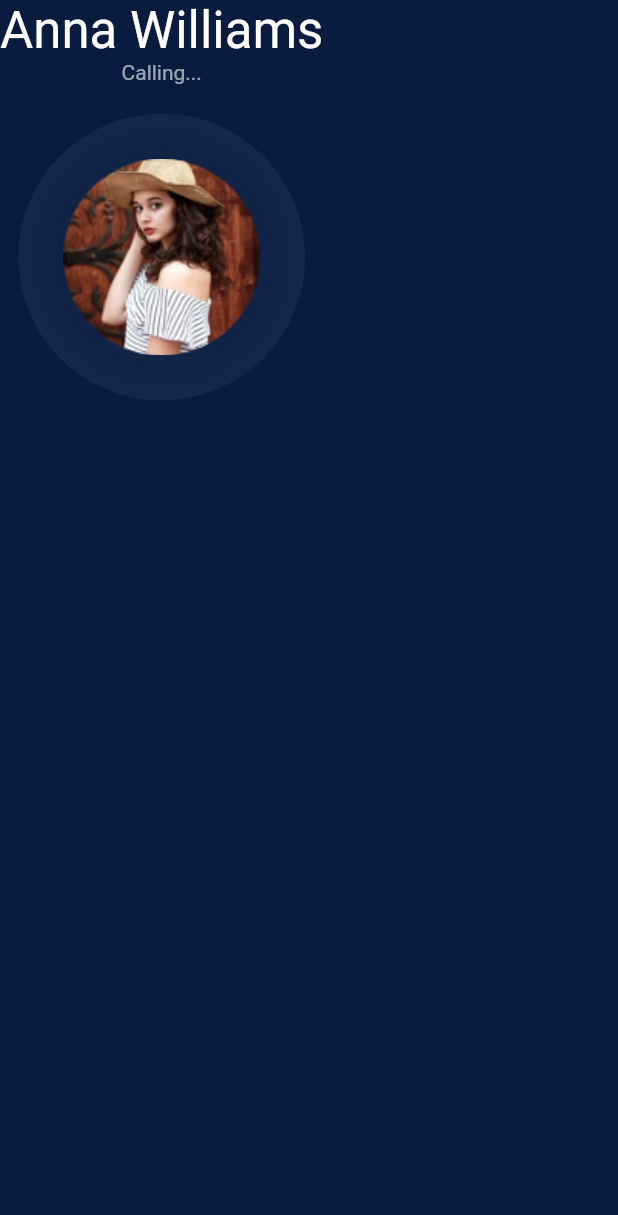
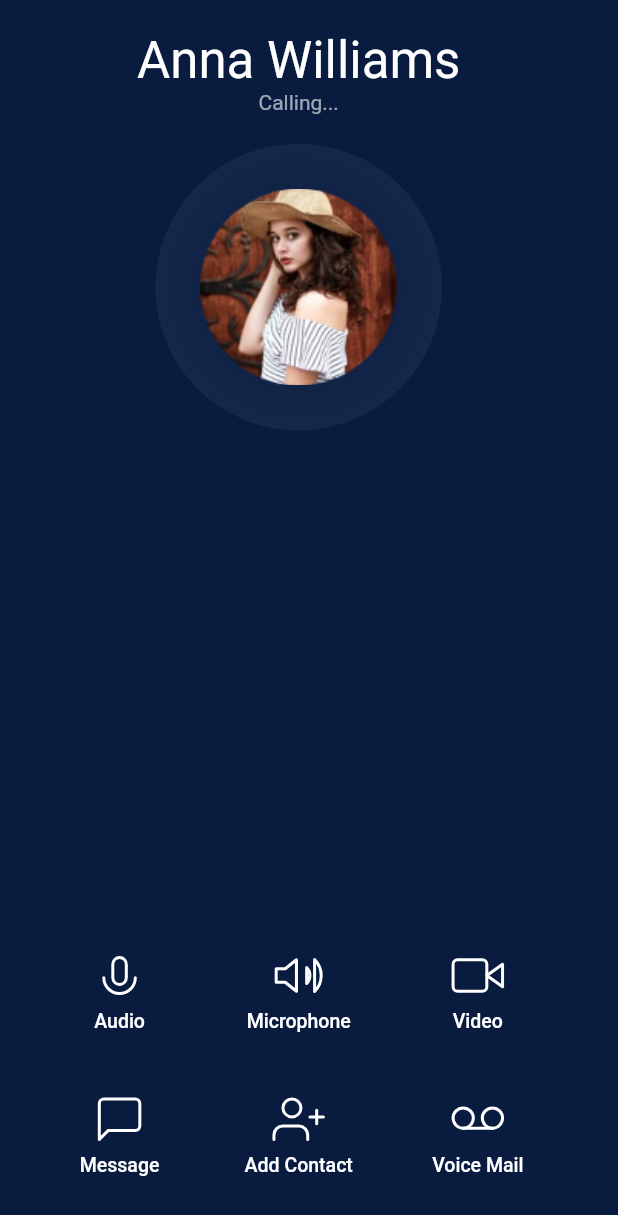
Before and after one commit to Runebjo/Flutter-Calling-Interface, a Flutter app: the screen it shows after launch, on a phone screen of 412 x 824 dp. Shown: the top 1215 px of the screen. Run offline on Flutter 3.47's test engine with Material 2 defaults, Android fonts, the phone set to English and light mode, and no system bars; our stand-ins replace flutter_svg.

Commit message:
ADD dial buttons

```diff
--- a/lib/screens/dialScreen/components/body.dart
+++ b/lib/screens/dialScreen/components/body.dart
@@ -1,11 +1,16 @@
 import 'package:calling/components/dial_user_pic.dart';
 import 'package:calling/size_config.dart';
 import 'package:flutter/material.dart';
+import 'package:flutter_svg/flutter_svg.dart';
+
+import 'dial_button.dart';
 
 class Body extends StatelessWidget {
   @override
   Widget build(BuildContext context) {
     return SafeArea(
+      child: Padding(
+        padding: const EdgeInsets.all(20.0),
         child: Column(
           children: [
             Text(
@@ -22,8 +27,45 @@ class Body extends StatelessWidget {
             VerticalSpacing(),
             DialUserPic(
               image: "assets/images/calling_face.png",
+            ),
+            Spacer(),
+            Wrap(
+              alignment: WrapAlignment.spaceBetween,
+              children: [
+                DialButton(
+                  press: () {},
+                  iconSrc: "assets/icons/Icon Mic.svg",
+                  text: "Audio",
+                ),
+                DialButton(
+                  press: () {},
+                  iconSrc: "assets/icons/Icon Volume.svg",
+                  text: "Microphone",
+                ),
+                DialButton(
+                  press: () {},
+                  iconSrc: "assets/icons/Icon Video.svg",
+                  text: "Video",
+                ),
+                DialButton(
+                  press: () {},
+                  iconSrc: "assets/icons/Icon Message.svg",
+                  text: "Message",
+                ),
+                DialButton(
+                  press: () {},
+                  iconSrc: "assets/icons/Icon User.svg",
+                  text: "Add Contact",
+                ),
+                DialButton(
+                  press: () {},
+                  iconSrc: "assets/icons/Icon Voicemail.svg",
+                  text: "Voice Mail",
+                ),
+              ],
             )
           ],
+        ),
       ),
     );
   }
--- /dev/null
+++ b/lib/screens/dialScreen/components/dial_button.dart
@@ -0,0 +1,45 @@
+import 'package:calling/size_config.dart';
+import 'package:flutter/material.dart';
+import 'package:flutter_svg/svg.dart';
+
+class DialButton extends StatelessWidget {
+  const DialButton({
+    Key key,
+    @required this.iconSrc,
+    @required this.text,
+    @required this.press,
+  }) : super(key: key);
+
+  final String iconSrc, text;
+  final VoidCallback press;
+
+  @override
+  Widget build(BuildContext context) {
+    return SizedBox(
+      width: getProportionateScreenWidth(120),
+      child: FlatButton(
+        padding: EdgeInsets.symmetric(
+          vertical: getProportionateScreenWidth(20),
+        ),
+        onPressed: press,
+        child: Column(
+          children: [
+            SvgPicture.asset(
+              iconSrc,
+              color: Colors.white,
+              height: 36,
+            ),
+            VerticalSpacing(of: 5),
+            Text(
+              text,
+              style: TextStyle(
+                color: Colors.white,
+                fontSize: 13,
+              ),
+            )
+          ],
+        ),
+      ),
+    );
+  }
+}
```
Lines whose indentation alone changed are shown as unchanged.
